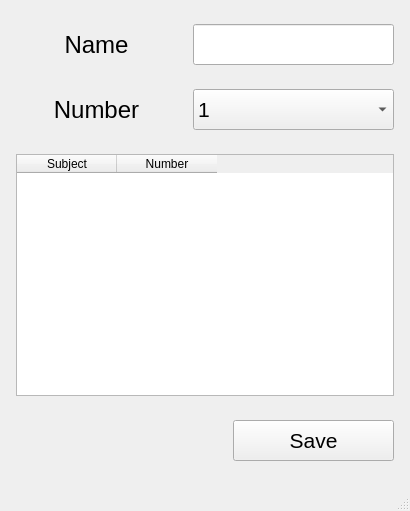
WELC0ME/Scheduler, file interfaces/class.ui: the form before one commit.
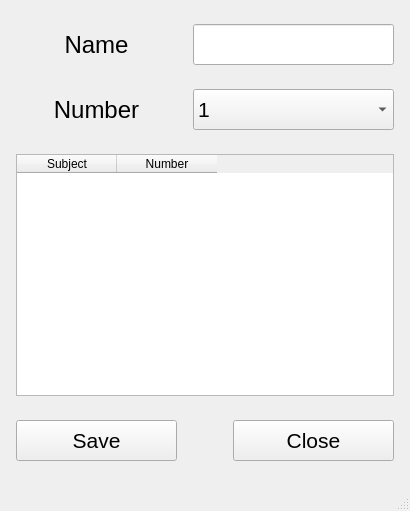
The form after the commit.

The edit to the form file:
```diff
--- a/interfaces/class.ui
+++ b/interfaces/class.ui
@@ -29,7 +29,7 @@
    <widget class="QPushButton" name="btn_save">
     <property name="geometry">
      <rect>
-      <x>233</x>
+      <x>16</x>
       <y>420</y>
       <width>161</width>
       <height>41</height>
@@ -218,6 +218,24 @@
      </property>
     </item>
    </widget>
+   <widget class="QPushButton" name="btn_close">
+    <property name="geometry">
+     <rect>
+      <x>233</x>
+      <y>420</y>
+      <width>161</width>
+      <height>41</height>
+     </rect>
+    </property>
+    <property name="font">
+     <font>
+      <pointsize>16</pointsize>
+     </font>
+    </property>
+    <property name="text">
+     <string>Close</string>
+    </property>
+   </widget>
   </widget>
   <widget class="QStatusBar" name="status_bar"/>
  </widget>
```
